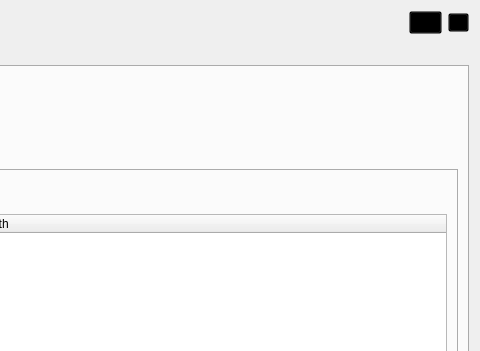
Above: core/ui/icarusUI.ui from mjbonnington/icarus-gps before the change; both pictures show x 352 to 832 and y 0 to 351 of the 832 by 640 pixel window. Below: the same form after it.
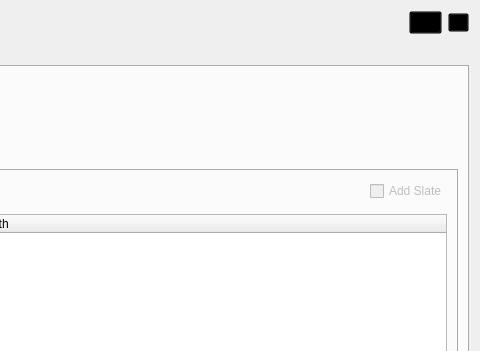
That is the form after the change. The open tabs and pages were chosen to show the change. Icons and pictures are not drawn.

Commit message: Developing standalone batch rename tool.

```diff
--- a/core/ui/icarusUI.ui
+++ b/core/ui/icarusUI.ui
@@ -1801,6 +1801,19 @@
                    </property>
                   </spacer>
                  </item>
+                 <item>
+                  <widget class="QCheckBox" name="streamPbl_checkBox_2">
+                   <property name="enabled">
+                    <bool>false</bool>
+                   </property>
+                   <property name="text">
+                    <string>Add Slate</string>
+                   </property>
+                   <property name="checked">
+                    <bool>false</bool>
+                   </property>
+                  </widget>
+                 </item>
                 </layout>
                </widget>
               </item>
```
The commit also changes 2 other files.
